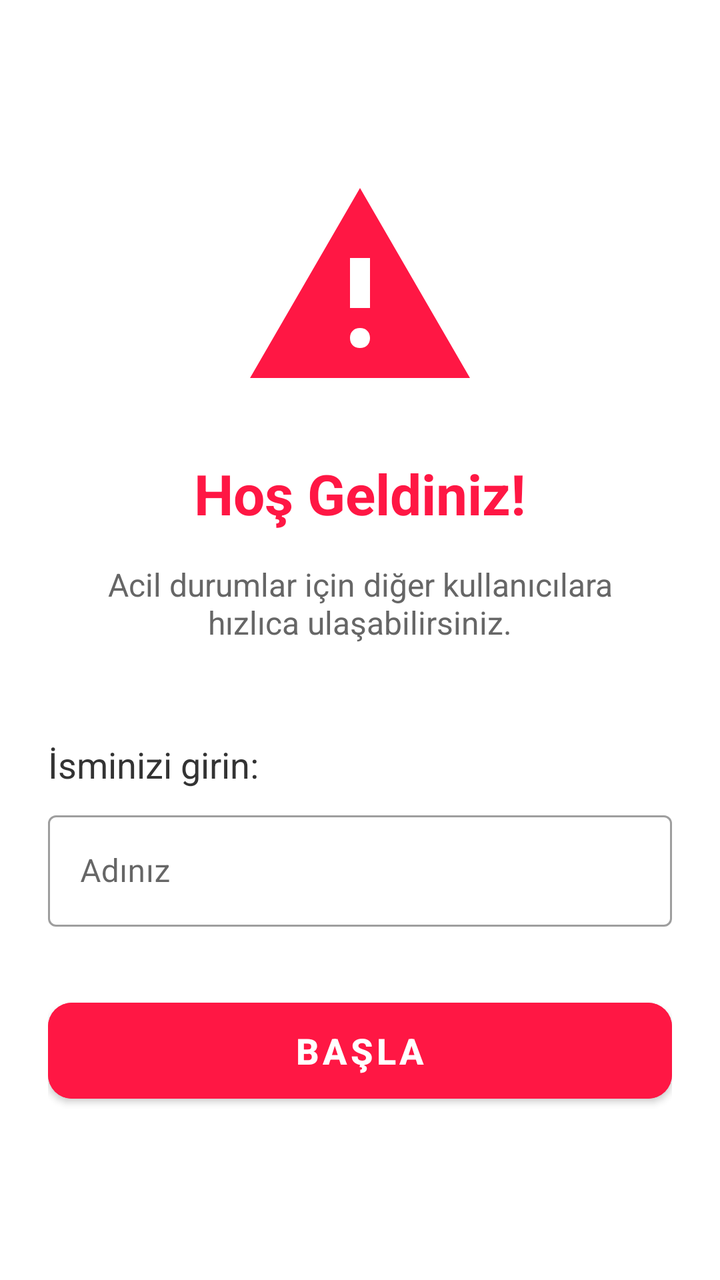
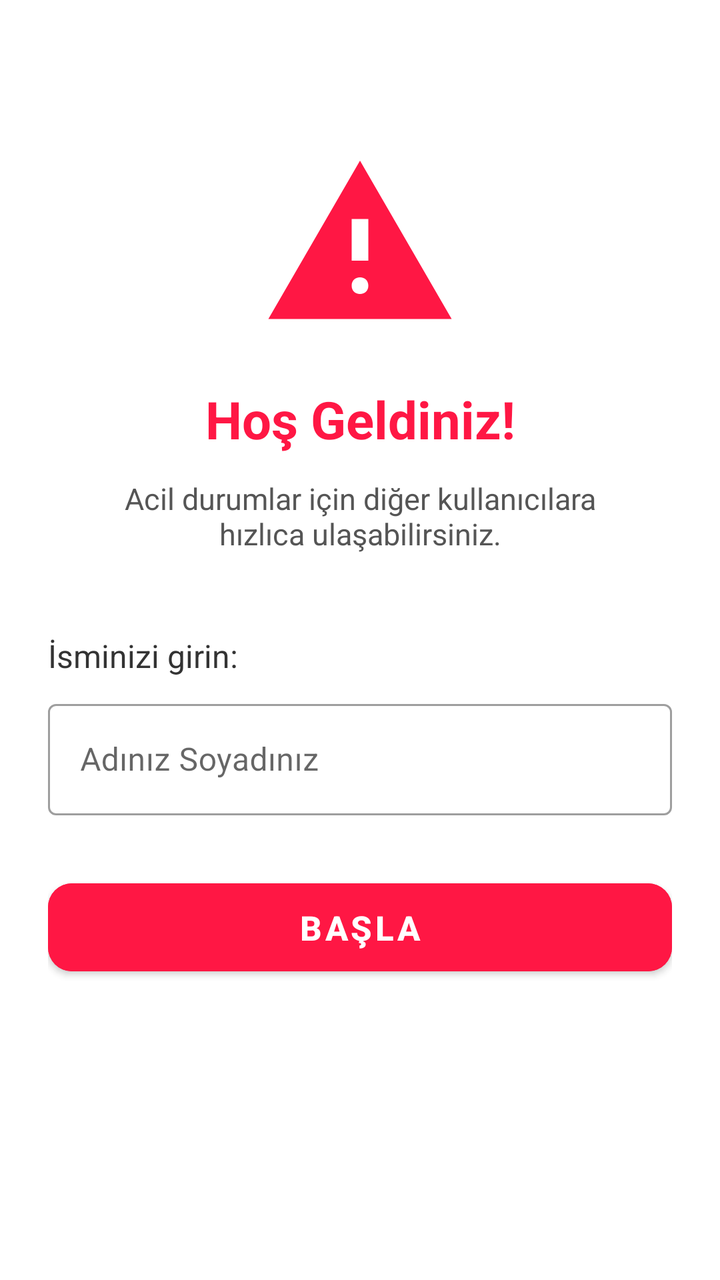

Screens rendered from an Android XML layout before and after an edit, with the pre-edit source and the edit as a unified diff.
<!-- AndroidManifest.xml: application theme Theme.EmergencyApp -->
<!-- res/layout/activity_setup.xml -->
<?xml version="1.0" encoding="utf-8"?>
<androidx.constraintlayout.widget.ConstraintLayout
    xmlns:android="http://schemas.android.com/apk/res/android"
    xmlns:app="http://schemas.android.com/apk/res-auto"
    android:layout_width="match_parent"
    android:layout_height="match_parent"
    android:padding="24dp"
    android:background="@color/white">

    <ImageView
        android:id="@+id/ivIcon"
        android:layout_width="120dp"
        android:layout_height="120dp"
        android:src="@drawable/ic_emergency"
        android:layout_marginTop="60dp"
        app:layout_constraintEnd_toEndOf="parent"
        app:layout_constraintStart_toStartOf="parent"
        app:layout_constraintTop_toTopOf="parent"/>

    <TextView
        android:id="@+id/tvWelcome"
        android:layout_width="wrap_content"
        android:layout_height="wrap_content"
        android:layout_marginTop="24dp"
        android:text="Hoş Geldiniz!"
        android:textSize="28sp"
        android:textStyle="bold"
        android:textColor="#FF1744"
        app:layout_constraintEnd_toEndOf="parent"
        app:layout_constraintStart_toStartOf="parent"
        app:layout_constraintTop_toBottomOf="@id/ivIcon"/>

    <TextView
        android:id="@+id/tvDescription"
        android:layout_width="wrap_content"
        android:layout_height="wrap_content"
        android:layout_marginTop="16dp"
        android:text="Acil durumlar için diğer kullanıcılara\nhızlıca ulaşabilirsiniz."
        android:textAlignment="center"
        android:textColor="#666666"
        android:textSize="16sp"
        app:layout_constraintEnd_toEndOf="parent"
        app:layout_constraintStart_toStartOf="parent"
        app:layout_constraintTop_toBottomOf="@id/tvWelcome"/>

    <TextView
        android:id="@+id/tvNameLabel"
        android:layout_width="wrap_content"
        android:layout_height="wrap_content"
        android:layout_marginTop="48dp"
        android:text="İsminizi girin:"
        android:textSize="18sp"
        android:textColor="#333333"
        app:layout_constraintStart_toStartOf="parent"
        app:layout_constraintTop_toBottomOf="@id/tvDescription"/>

    <com.google.android.material.textfield.TextInputLayout
        android:id="@+id/tilName"
        android:layout_width="match_parent"
        android:layout_height="wrap_content"
        android:layout_marginTop="8dp"
        style="@style/Widget.MaterialComponents.TextInputLayout.OutlinedBox"
        app:layout_constraintTop_toBottomOf="@id/tvNameLabel"
        app:layout_constraintStart_toStartOf="parent"
        app:layout_constraintEnd_toEndOf="parent">

        <com.google.android.material.textfield.TextInputEditText
            android:id="@+id/etName"
            android:layout_width="match_parent"
            android:layout_height="wrap_content"
            android:hint="Adınız"
            android:inputType="textPersonName"
            android:maxLines="1" />

    </com.google.android.material.textfield.TextInputLayout>

    <Button
        android:id="@+id/btnStart"
        android:layout_width="match_parent"
        android:layout_height="60dp"
        android:layout_marginTop="32dp"
        android:backgroundTint="#FF1744"
        android:text="Başla"
        android:textColor="@android:color/white"
        android:textSize="18sp"
        android:textStyle="bold"
        app:cornerRadius="12dp"
        app:layout_constraintTop_toBottomOf="@id/tilName"
        app:layout_constraintStart_toStartOf="parent"
        app:layout_constraintEnd_toEndOf="parent"/>

</androidx.constraintlayout.widget.ConstraintLayout>
<!-- resources referenced by this layout -->
<resources>
  <color name="white">#FFFFFF</color>
  <!-- drawable ic_emergency (drawable) -->
  <?xml version="1.0" encoding="utf-8"?>
  <vector xmlns:android="http://schemas.android.com/apk/res/android"
      android:width="24dp"
      android:height="24dp"
      android:viewportWidth="24"
      android:viewportHeight="24">
      <path
          android:fillColor="#FF1744"
          android:pathData="M12,2L1,21h22L12,2zM12,18c-0.6,0-1-0.4-1-1s0.4-1,1-1s1,0.4,1,1S12.6,18,12,18zM13,14h-2V9h2V14z"/>
  </vector>
  <style name="Theme.EmergencyApp" parent="Theme.MaterialComponents.DayNight.NoActionBar">
          <item name="colorPrimary">@color/primary</item>
          <item name="colorPrimaryDark">@color/primary_dark</item>
          <item name="colorAccent">@color/accent</item>
          <item name="android:windowBackground">@color/background</item>
          <item name="android:statusBarColor">@color/primary_dark</item>
      </style>
  <color name="primary">#FF1744</color>
  <color name="primary_dark">#D50000</color>
  <color name="accent">#FF5252</color>
  <color name="background">#1A1A2E</color>
</resources>

<!-- the commit's change to res/layout/activity_setup.xml (unified diff, before → after) -->
@@ -5,14 +5,14 @@
     android:layout_width="match_parent"
     android:layout_height="match_parent"
     android:padding="24dp"
-    android:background="@color/white">
+    android:background="#FFFFFF">
 
     <ImageView
         android:id="@+id/ivIcon"
-        android:layout_width="120dp"
-        android:layout_height="120dp"
+        android:layout_width="100dp"
+        android:layout_height="100dp"
         android:src="@drawable/ic_emergency"
-        android:layout_marginTop="60dp"
+        android:layout_marginTop="48dp"
         app:layout_constraintEnd_toEndOf="parent"
         app:layout_constraintStart_toStartOf="parent"
         app:layout_constraintTop_toTopOf="parent"/>
@@ -21,9 +21,9 @@
         android:id="@+id/tvWelcome"
         android:layout_width="wrap_content"
         android:layout_height="wrap_content"
-        android:layout_marginTop="24dp"
+        android:layout_marginTop="20dp"
         android:text="Hoş Geldiniz!"
-        android:textSize="28sp"
+        android:textSize="26sp"
         android:textStyle="bold"
         android:textColor="#FF1744"
         app:layout_constraintEnd_toEndOf="parent"
@@ -34,11 +34,11 @@
         android:id="@+id/tvDescription"
         android:layout_width="wrap_content"
         android:layout_height="wrap_content"
-        android:layout_marginTop="16dp"
+        android:layout_marginTop="12dp"
         android:text="Acil durumlar için diğer kullanıcılara\nhızlıca ulaşabilirsiniz."
         android:textAlignment="center"
-        android:textColor="#666666"
-        android:textSize="16sp"
+        android:textColor="#555555"
+        android:textSize="15sp"
         app:layout_constraintEnd_toEndOf="parent"
         app:layout_constraintStart_toStartOf="parent"
         app:layout_constraintTop_toBottomOf="@id/tvWelcome"/>
@@ -47,9 +47,9 @@
         android:id="@+id/tvNameLabel"
         android:layout_width="wrap_content"
         android:layout_height="wrap_content"
-        android:layout_marginTop="48dp"
+        android:layout_marginTop="40dp"
         android:text="İsminizi girin:"
-        android:textSize="18sp"
+        android:textSize="16sp"
         android:textColor="#333333"
         app:layout_constraintStart_toStartOf="parent"
         app:layout_constraintTop_toBottomOf="@id/tvDescription"/>
@@ -64,25 +64,28 @@
         app:layout_constraintStart_toStartOf="parent"
         app:layout_constraintEnd_toEndOf="parent">
 
+        
         <com.google.android.material.textfield.TextInputEditText
             android:id="@+id/etName"
             android:layout_width="match_parent"
             android:layout_height="wrap_content"
-            android:hint="Adınız"
+            android:hint="Adınız Soyadınız"
             android:inputType="textPersonName"
-            android:maxLines="1" />
+            android:maxLines="1"
+            android:textColor="#212121"
+            android:textColorHint="#888888" />
 
     </com.google.android.material.textfield.TextInputLayout>
 
     <Button
         android:id="@+id/btnStart"
         android:layout_width="match_parent"
-        android:layout_height="60dp"
-        android:layout_marginTop="32dp"
+        android:layout_height="56dp"
+        android:layout_marginTop="28dp"
         android:backgroundTint="#FF1744"
         android:text="Başla"
         android:textColor="@android:color/white"
-        android:textSize="18sp"
+        android:textSize="17sp"
         android:textStyle="bold"
         app:cornerRadius="12dp"
         app:layout_constraintTop_toBottomOf="@id/tilName"
<!-- resource entries referenced after the edit -->
@@ -1,6 +1,5 @@
 <!-- resources referenced by this layout -->
 <resources>
-  <color name="white">#FFFFFF</color>
   <!-- drawable ic_emergency (drawable) -->
   <?xml version="1.0" encoding="utf-8"?>
   <vector xmlns:android="http://schemas.android.com/apk/res/android"
